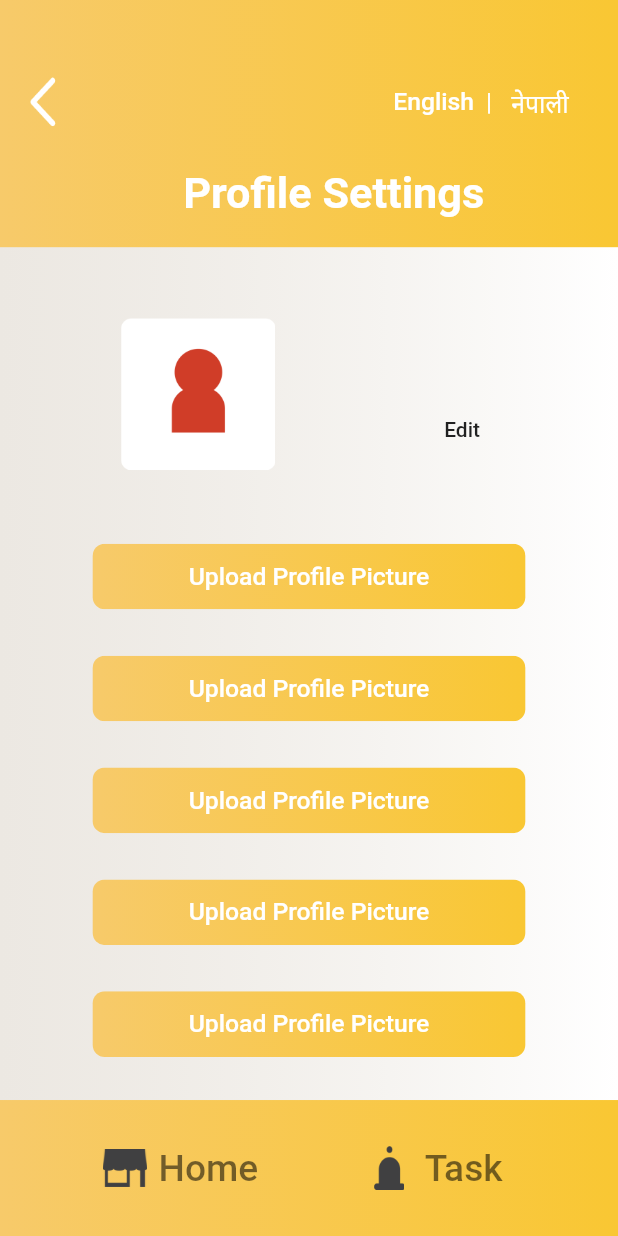
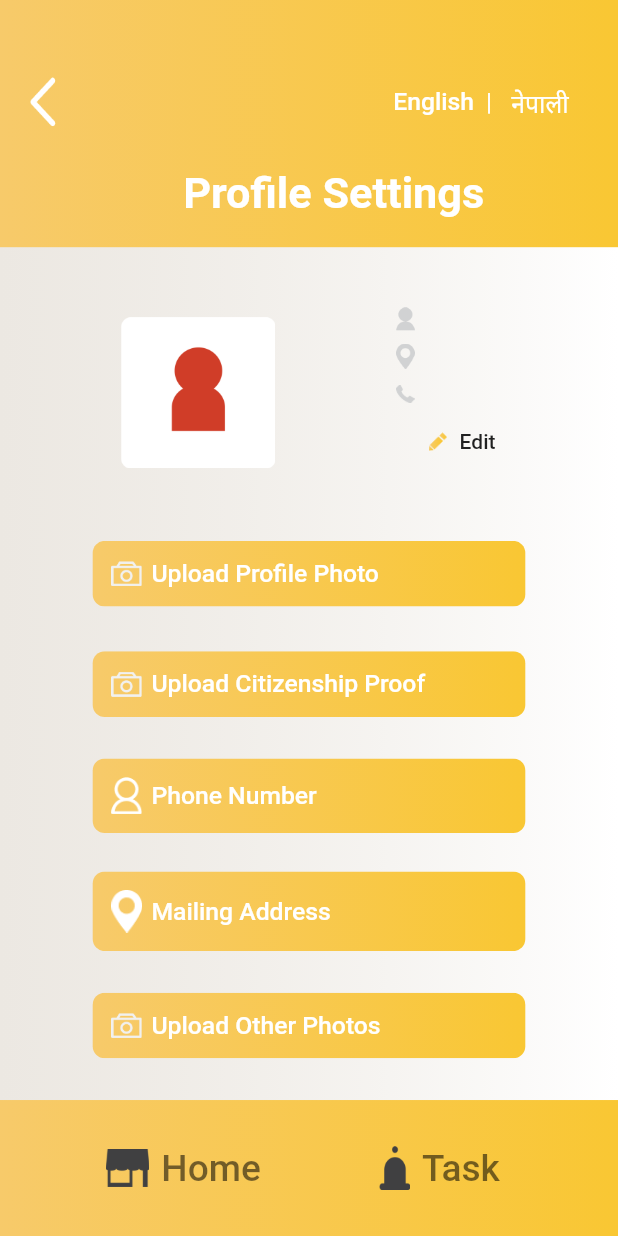
Before and after one commit to diksha/grihni, a Flutter app: the ProfileSettings screen opened directly with empty values, on a phone screen of 412 x 824 dp. Run offline on Flutter 3.47's test engine with Material 2 defaults, Android fonts, the light colour scheme and no system bars; our stand-ins replace cloud_firestore, device_preview, firebase_auth, firebase_core, firebase_storage, flutter_riverpod and 3 more; accounts and stored records are empty; generated files the repository leaves out were written again; project files that could hold a hidden picture were left out.

Commit message:
setup the profile setting screen buttons

```diff
--- a/lib/l10n/app_en.arb
+++ b/lib/l10n/app_en.arb
@@ -71,5 +71,11 @@
     "paymentPending": "Payment Pending",
     "paymentReceived": "Payment Received",
     "junkiriCode": "Junkiri Code",
-    "ofAchaarPrepared": "of Achaar Prepared"
+    "ofAchaarPrepared": "of Achaar Prepared",
+
+    "uploadProfilePhoto": "Upload Profile Photo",
+    "uploadCitizenshipProof": "Upload Citizenship Proof",
+    "mailingAddress": "Mailing Address",
+    "uploadOtherPhotos": "Upload Other Photos",
+    "edit": "Edit"
 }
--- a/lib/l10n/app_ne.arb
+++ b/lib/l10n/app_ne.arb
@@ -21,7 +21,7 @@
   "clickHereForOTPBtn": "OTP को लागी यहाँ\nक्लिक गर्नुहोस्",
 
   "hello":"नमस्कार",
-  "tainingPending":"प्रशिक्षण बाँकी छ",
+  "trainingPending":"प्रशिक्षण बाँकी छ",
   "contactYouSoon": "हाम्रो प्रशिक्षण विशेषज्ञहरु चाँडै सम्पर्क गर्नुहुनेछ",
 
   "taskDetails": "कार्य विवरण",
@@ -81,6 +81,12 @@
   "paymentPending": "भुक्तानी बाँकी छ",
   "paymentReceived": "भुक्तानी प्राप्त",
   "junkiriCode": "जुन्किरी कोड",
-  "ofAchaarPrepared": "लिअचार तयार छ"
+  "ofAchaarPrepared": "लिअचार तयार छ",
+
+  "uploadProfilePhoto": "प्रोफाइल फोटो अपलोड गर्नुहोस् ।",
+  "uploadCitizenshipProof": "नागरिकता प्रमाण अपलोड गर्नुहोस् ।",
+  "mailingAddress": "पत्राचार ठेगाना",
+  "uploadOtherPhotos": "अन्य फोटोहरु अपलोड गर्नुहोस् ।",
+  "edit": "Edit"
 
 }
--- a/lib/services/auth_service.dart
+++ b/lib/services/auth_service.dart
@@ -70,11 +70,10 @@ class AuthService {
         currentUser =result.user!.uid;
         Navigator.pushAndRemoveUntil(
             context,
-            MaterialPageRoute(builder: (builder) => HomeScreen()),
+            MaterialPageRoute(builder: (builder) => const HomeScreen()),
                 (route) => false);
-        print('Signup completed.');
       }).catchError((e) {
-        print(e);
+        showSnackBar(context, "Your mobile number or the OTP is incorrect.");
       });
 
 
@@ -110,7 +109,7 @@ class AuthService {
                    (route) => false);
         print('Login completed.');
       }).catchError((e) {
-        print(e);
+        showSnackBar(context, "Your mobile number or the OTP is incorrect.");
       });
 
 
--- /dev/null
+++ b/lib/services/storage_service.dart
@@ -0,0 +1,22 @@
+import 'dart:io';
+
+import 'package:cloud_firestore/cloud_firestore.dart';
+import 'package:junkiri/models/grihini.dart';
+import 'package:firebase_storage/firebase_storage.dart' as firebase_storage;
+import 'package:path_provider/path_provider.dart';
+
+class StorageService {
+  firebase_storage.FirebaseStorage storage = firebase_storage.FirebaseStorage.instance;
+
+  final grihiniRef =
+  FirebaseFirestore.instance.collection('grihinies').withConverter<Grihini>(
+    fromFirestore: (snapshot, _) => Grihini.fromMap(snapshot.data()!),
+    toFirestore: (grihini, _) => grihini.toMap(),
+  );
+
+  Future<void> uploadExample() async {
+    Directory appDocDir = await getApplicationDocumentsDirectory();
+    String filePath = '${appDocDir.absolute}/file-to-upload.png';
+  }
+
+}
--- a/lib/ui/screens/profile/profile_settings.dart
+++ b/lib/ui/screens/profile/profile_settings.dart
@@ -1,12 +1,14 @@
 import 'package:flutter/material.dart';
+import 'package:flutter_svg/flutter_svg.dart';
 import 'package:junkiri/models/grihini.dart';
 import 'package:junkiri/ui/shares/app_colors.dart';
 import 'package:flutter_riverpod/all.dart';
 import 'package:junkiri/ui/shares/app_constants.dart';
 import 'package:junkiri/ui/widgets/app_bar.dart';
+import 'package:junkiri/ui/widgets/bottom_navigation_two.dart';
 import 'package:junkiri/ui/widgets/white_gradient.dart';
 import 'package:junkiri/ui/widgets/yellow_gradient.dart';
-
+import 'package:flutter_gen/gen_l10n/app_localizations.dart';
 class ProfileSettings extends ConsumerWidget {
   final Grihini grihini;
   const ProfileSettings({Key? key, required this.grihini}) : super(key: key);
@@ -31,7 +33,7 @@ class ProfileSettings extends ConsumerWidget {
                 Padding(
                   padding: EdgeInsets.only(left: w * 0.08),
                   child: Text(
-                    "Profile Settings",
+                    AppLocalizations.of(context)!.profileSettings,
                     style: TextStyle(
                         fontSize: w * 0.07,
                         color: Colors.white,
@@ -63,20 +65,72 @@ class ProfileSettings extends ConsumerWidget {
                         mainAxisAlignment: MainAxisAlignment.spaceEvenly,
                         crossAxisAlignment: CrossAxisAlignment.start,
                         children: [
-                          Text(grihini.name),
-                          Text(grihini.address),
-                          Text(grihini.phoneNumber),
-                          MaterialButton(onPressed: (){}, child: Text("Edit"),)
+                          Row(
+                            children: [
+                              SizedBox(
+                                width: w*0.03,
+                                child:Image.asset('assets/images/icons/nameIcon.png') ,
+                              ),
+                              SizedBox(
+                                width: w*0.02,
+                              ),
+                              Text(grihini.name),
+                            ],
+                          ),
+                          SizedBox(
+                            height: h*0.01,
+                          ),
+                          Row(
+                            children: [
+                              SizedBox(
+                                width: w*0.03,
+                                child:Image.asset('assets/images/icons/addressIcon.png') ,
+                              ),
+                              SizedBox(
+                                width: w*0.02,
+                              ),
+                              Text(grihini.address),
+                            ],
+                          ),
+                          SizedBox(
+                            height: h*0.01,
+                          ),
+                          Row(
+                            children: [
+                              SizedBox(
+                                width: w*0.03,
+                                child:Image.asset('assets/images/icons/callIcon.png') ,
+                              ),
+                              SizedBox(
+                                width: w*0.02,
+                              ),
+                              Text(grihini.phoneNumber),
+                            ],
+                          ),
+                          MaterialButton(
+                            onPressed: (){},
+                            child: Row(
+                            children: [
+                              SizedBox(
+                                width: w*0.03,
+                                child:Image.asset('assets/images/icons/edit.png') ,
+                              ),
+                              SizedBox(
+                                width: w*0.02,
+                              ),
+                              Text(AppLocalizations.of(context)!.edit),
+                            ],
+                          ),),
                         ],
                       ),
                     ],
                   ),
                 ),
-                _button(),
-                _button(),
-                _button(),
-                _button(),
-                _button(),
+                _button(AppLocalizations.of(context)!.uploadProfilePhoto,"assets/images/icons/photo.png"),
+                _button(AppLocalizations.of(context)!.uploadCitizenshipProof,"assets/images/icons/photo.png"),
+                _button(AppLocalizations.of(context)!.phoneNumber,"assets/images/icons/phonenumicon.png"),
+                _button(AppLocalizations.of(context)!.mailingAddress,"assets/images/icons/location.png"),
+                _button(AppLocalizations.of(context)!.uploadOtherPhotos,"assets/images/icons/photo.png"),
 
               ],
             ),
@@ -84,54 +138,14 @@ class ProfileSettings extends ConsumerWidget {
           Positioned(
             bottom: 0,
             height: h * 0.11,
-            child: Container(
-              width: w,
-              decoration: yellowGradient(),
-              child: Row(
-                mainAxisAlignment: MainAxisAlignment.spaceEvenly,
-                children: [
-                  Row(
-                    children: [
-                      SizedBox(
-                        child: Image.asset('assets/images/icons/home.png'),
-                        width: w*0.07,
-                      ),
-                      TextButton(
-                        onPressed: () {},
-                        child: Text(
-                          "Home",
-                          style: TextStyle(
-                              color: Colors.black54, fontSize: w * 0.06),
-                        ),
-                      ),
-                    ],
-                  ),
-                  Row(
-                    children: [
-                      SizedBox(
-                        child: Image.asset('assets/images/icons/task.png'),
-                        width: w*0.05,
-                      ),
-                      TextButton(
-                        onPressed: () {},
-                        child: Text(
-                          " Task",
-                          style: TextStyle(
-                              color: Colors.black54, fontSize: w * 0.06),
-                        ),
-                      ),
-                    ],
-                  ),
-                ],
-              ),
-            ),
+            child: bottomNavigationTwo(context)
           ),
         ],
       ),
     );
   }
 }
-Widget _button(){
+Widget _button(btnLabel,String imgUrl){
   return MaterialButton(
     onPressed: () {
     },
@@ -143,11 +157,38 @@ Widget _button(){
               colors: [AppColors.lightYellow, AppColors.darkYellow])),
       child: Padding(
         padding: EdgeInsets.all(w*0.03),
-        child: Text(
-          "Upload Profile Picture",
-          textAlign: TextAlign.center,style: TextStyle(fontSize: w*0.04,color: Colors.white),
+        child: Row(
+          children: [
+            SizedBox(
+              child: Image.asset(imgUrl),
+              width: w*0.05,
+            ),
+            SizedBox(
+              width: w*0.015,
+            ),
+            Text(
+              btnLabel,
+              textAlign: TextAlign.center,style: TextStyle(fontSize: w*0.04,color: Colors.white),
+            ),
+          ],
         ),
       ),
     ),
   );
 }
+
+void uploadProfilePhoto(){
+
+}
+
+void uploadCitizenshipProof(){
+
+}
+
+void mailingAddress(){
+
+}
+
+void uploadOtherPhotos(){
+
+}
--- a/pubspec.yaml
+++ b/pubspec.yaml
@@ -40,11 +40,13 @@ dependencies:
   cupertino_icons: ^1.0.2
   firebase_core: ^1.6.0
   firebase_auth: ^3.1.1
+  firebase_storage: ^10.0.5
   cloud_firestore: ^2.5.3
   flutter_riverpod: ^0.14.0+3
   shared_preferences: ^2.0.8
   flutter_svg: ^0.22.0
   youtube_player_iframe: ^2.2.2
+  path_provider: ^2.0.5
 
 
 dev_dependencies:
```
Also changed, not shown: assets/images/icons/addressIcon.png (added), assets/images/icons/callIcon.png (added), assets/images/icons/edit.png (added), assets/images/icons/location.png (added), assets/images/icons/nameIcon.png (added), assets/images/icons/phonenumicon.png (added), assets/images/icons/photo.png (added), pubspec.lock.
